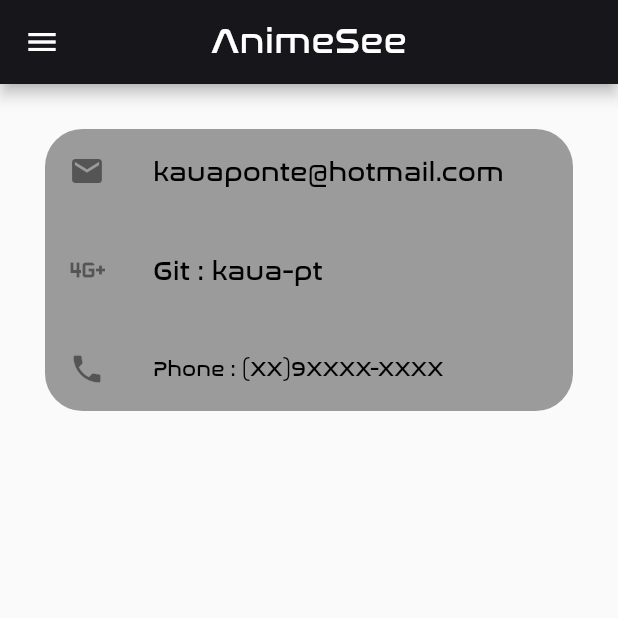
After one commit to kaua-pt/Anime-See, a Flutter app: the ContactScreen screen opened by its route, on a phone screen of 412 x 824 dp, the top half of it. The commit adds this screen. Run offline on Flutter 3.47's test engine with Material 2 defaults, Android fonts, the light colour scheme and no system bars; our stand-ins replace dio, firebase_auth, firebase_core; accounts and stored records are empty.

Commit message:
Add contact screen

```diff
--- a/animesee/lib/components/LoggedDrawer.dart
+++ b/animesee/lib/components/LoggedDrawer.dart
@@ -70,7 +70,7 @@
                     fontSize: 20,
                     color: Colors.black54,
                     fontFamily: "Nasalization-rg")),
-        ),
+            onTap: (() => Navigator.pushNamed(context, "/contact"))),
         Divider(thickness: 1, color: Colors.black54),
         ListTile(
           leading: Icon(Icons.exit_to_app),
--- a/animesee/lib/components/OfflineDrawer.dart
+++ b/animesee/lib/components/OfflineDrawer.dart
@@ -45,7 +45,7 @@
                     fontSize: 20,
                     color: Colors.black54,
                     fontFamily: "Nasalization-rg")),
-        ),
+            onTap: (() => Navigator.pushNamed(context, "/contact"))),
         Divider(thickness: 1, color: Colors.black54),
         ListTile(
           leading: Icon(Icons.settings),
--- a/animesee/lib/main.dart
+++ b/animesee/lib/main.dart
@@ -1,5 +1,6 @@
 import 'package:animesee/firebase_options.dart';
 import 'package:animesee/services/AuthService.dart';
+import 'package:animesee/view/ContactScreen.dart';
 import 'package:animesee/view/HomeScreen.dart';
 import 'package:animesee/view/LoginScreen.dart';
 import 'package:animesee/view/RegisterScreen.dart';
@@ -28,6 +29,7 @@
         "/": (context) => HomeScreen(),
         "/login": (context) => LoginScreen(),
         "/register": (context) => RegisterScreen(),
+        "/contact": (context) => ContactScreen(),
       },
     );
   }
--- a/animesee/lib/services/AuthService.dart
+++ b/animesee/lib/services/AuthService.dart
@@ -26,7 +26,6 @@
   register(String email, String password, String passwordC) async {
     try {
       if (password == passwordC) {
-        print("na funcao");
         await _auth.createUserWithEmailAndPassword(
             email: email, password: password);
       }
--- /dev/null
+++ b/animesee/lib/view/ContactScreen.dart
@@ -0,0 +1,55 @@
+import 'package:animesee/components/Appbar.dart';
+import 'package:animesee/components/DrawerSel.dart';
+import 'package:flutter/cupertino.dart';
+import 'package:flutter/material.dart';
+
+class ContactScreen extends StatelessWidget {
+  @override
+  Widget build(BuildContext context) {
+    return Scaffold(
+      drawer: DrawerSel(),
+      appBar: Appbar(),
+      body: Container(
+          child: Padding(
+        padding: EdgeInsets.symmetric(horizontal: 30, vertical: 30),
+        child: Column(
+          children: [
+            Container(
+              decoration: BoxDecoration(
+                  color: Colors.black38,
+                  borderRadius: BorderRadius.all(Radius.circular(25))),
+              child: Column(children: [
+                ListTile(
+                  leading: Icon(Icons.email),
+                  title: Text("kauaponte@hotmail.com",
+                      style: TextStyle(
+                          fontSize: 18,
+                          color: Colors.black,
+                          fontFamily: "Nasalization-rg")),
+                ),
+                SizedBox(height: 10),
+                ListTile(
+                  leading: Icon(Icons.four_g_plus_mobiledata),
+                  title: Text("Git : kaua-pt",
+                      style: TextStyle(
+                          fontSize: 18,
+                          color: Colors.black,
+                          fontFamily: "Nasalization-rg")),
+                ),
+                SizedBox(height: 10),
+                ListTile(
+                  leading: Icon(Icons.phone),
+                  title: Text("Phone : (XX)9XXXX-XXXX",
+                      style: TextStyle(
+                          fontSize: 14,
+                          color: Colors.black,
+                          fontFamily: "Nasalization-rg")),
+                ),
+              ]),
+            )
+          ],
+        ),
+      )),
+    );
+  }
+}
```
Lines whose indentation alone changed are shown as unchanged.
